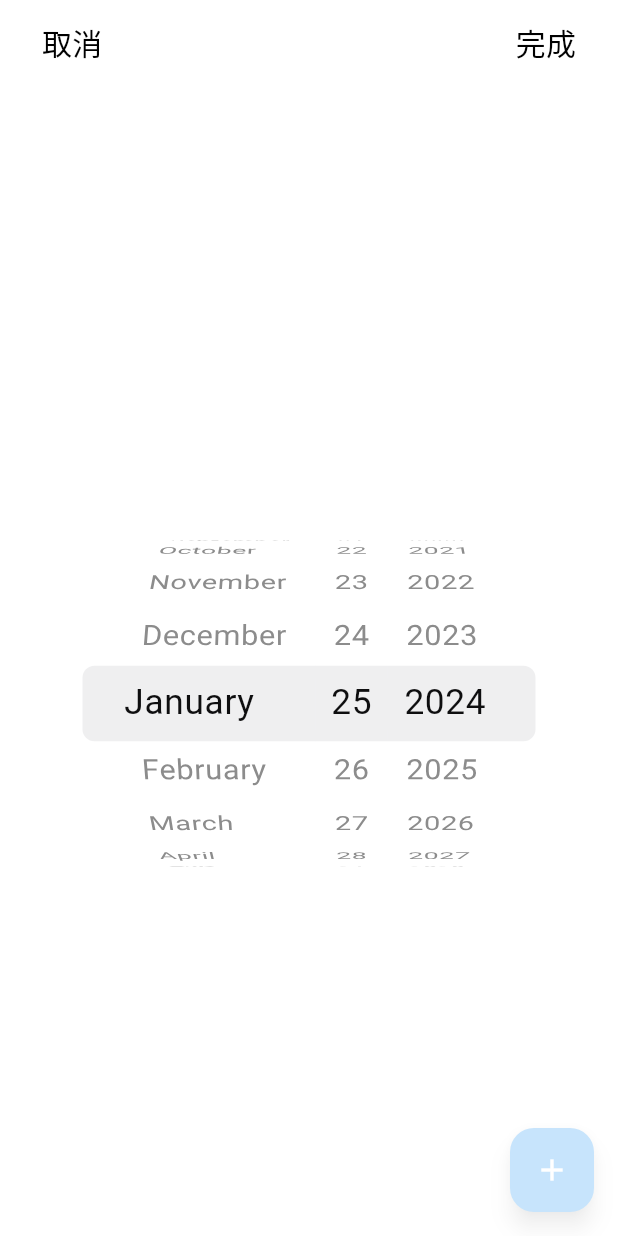
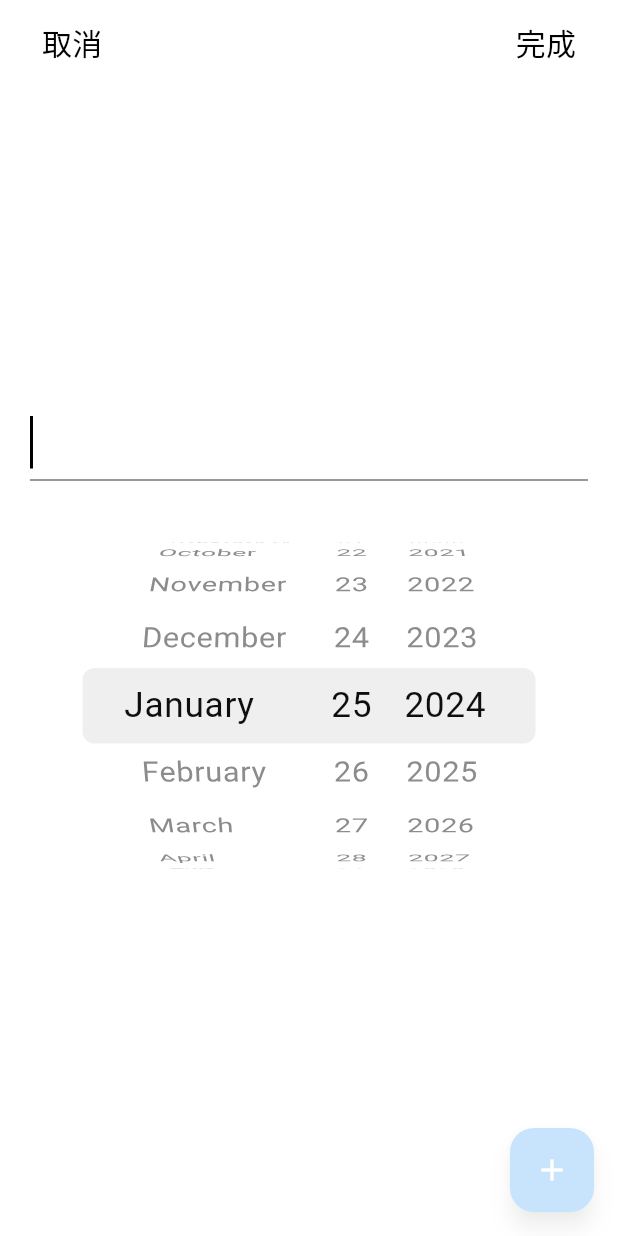
Before and after one commit to SpringHan/things_i_need, a Flutter app: the screen it shows after launch, after a tap on the "add" icon, on a phone screen of 412 x 824 dp. Run offline on Flutter 3.47's test engine with Material 3 defaults, Android fonts, the phone set to English and light mode, and no system bars; our stand-ins replace adaptive_theme.

Commit message:
Split providers out

```diff
--- a/lib/components/date_switch.dart
+++ b/lib/components/date_switch.dart
@@ -1,6 +1,6 @@
 import 'package:flutter/cupertino.dart';
 import 'package:provider/provider.dart';
-import '../components/data_provider.dart';
+import '../provider/data_provider.dart';
 
 class DateSwitch extends StatefulWidget {
   const DateSwitch({super.key});
--- a/lib/components/new_thing_input.dart
+++ b/lib/components/new_thing_input.dart
@@ -1,6 +1,6 @@
 import 'package:flutter/material.dart';
 import 'package:provider/provider.dart';
-import '../components/data_provider.dart';
+import '../provider/widgets_provider.dart';
 import '../theme/theme.dart';
 
 class NewThingInput extends StatefulWidget {
@@ -21,14 +21,37 @@ class _NewThingInput extends State<NewThingInput> {
         right: 20,
       ),
       child: TextField(
-        controller: context.watch<DataProvider>().textController,
+        controller: context.watch<WidgetsProvider>().textController,
+        style: const TextStyle(
+          fontSize: 23,
+          fontWeight: FontWeight.w500,
+        ),
+        cursorColor: inputColors.fetch(
+          item: "unfocusedColor",
+          brightness: Theme.of(context).brightness.name,
+        ),
         decoration: InputDecoration(
-          border: const UnderlineInputBorder(),
+          border: UnderlineInputBorder(
+            borderSide: BorderSide(
+              color: inputColors.fetch(
+                item: "unfocusedColor",
+                brightness: Theme.of(context).brightness.name,
+              ),
+            )
+          ),
+          focusedBorder: UnderlineInputBorder(
+            borderSide: BorderSide(
+              color: inputColors.fetch(
+                item: "focusedColor",
+                brightness: Theme.of(context).brightness.name,
+              ),
+            ),
+          ),
           suffixIcon: _showIcon
           ? IconButton(
             icon: const Icon(Icons.clear),
             onPressed: () {
-              context.read<DataProvider>().textController.clear();
+              context.read<WidgetsProvider>().textController.clear();
               setState(() {
                   _showIcon = false;
               });
@@ -41,13 +64,19 @@ class _NewThingInput extends State<NewThingInput> {
               _showIcon = text.isNotEmpty;
           });
         },
-        focusNode: context.watch<DataProvider>().textFieldFocus,
+        focusNode: context.watch<WidgetsProvider>().textFieldFocus,
       ),
     );
   }
 }
 
-final inputColors = <String, Color> {
-  "light": Colors.black,
-  "dark": Colors.white,
+final inputColors = <String, Map<String, Color>> {
+  "unfocusedColor": {
+    "light": Colors.black,
+    "dark": Colors.white,
+  },
+  "focusedColor": {
+    "light": Colors.grey.shade600,
+    "dark": Colors.grey.shade500,
+  },
 };
--- a/lib/components/things_add_button.dart
+++ b/lib/components/things_add_button.dart
@@ -1,6 +1,7 @@
 import 'package:flutter/material.dart';
 import 'package:provider/provider.dart';
-import '../components/data_provider.dart';
+import '../provider/data_provider.dart';
+import '../provider/widgets_provider.dart';
 import '../theme/theme.dart';
 
 class ThingsAddButton extends StatelessWidget {
@@ -18,10 +19,10 @@ class ThingsAddButton extends StatelessWidget {
         brightness: Theme.of(context).brightness.name,
       ),
       onPressed: () {
-        context.read<DataProvider>().addPageChange();
+        context.read<WidgetsProvider>().addPageChange();
         context.read<DataProvider>().newThingInit();
-        context.read<DataProvider>().textFieldFocus.requestFocus();
-        context.read<DataProvider>().textController.clear();
+        context.read<WidgetsProvider>().textFieldFocus.requestFocus();
+        context.read<WidgetsProvider>().textController.clear();
       },
       child: const Icon(Icons.add),
     );
--- a/lib/components/things_card.dart
+++ b/lib/components/things_card.dart
@@ -25,7 +25,7 @@ class _ThingsCardState extends State<ThingsCard> {
 
     return Container(
       width: deviceWidth * 0.94,
-      height: 75,
+      height: 72,
       margin: const EdgeInsets.only(
         bottom: 15,
       ),
--- a/lib/pages/main_page.dart
+++ b/lib/pages/main_page.dart
@@ -1,18 +1,28 @@
 import 'package:flutter/material.dart';
 
 import 'package:provider/provider.dart';
-import '../components/data_provider.dart';
+import '../provider/data_provider.dart';
+import '../provider/widgets_provider.dart';
 
 import '../components/things_list.dart';
 import '../components/things_add_button.dart';
+import '../components/clear_ticked_button.dart';
 
-class MainPage extends StatelessWidget {
+class MainPage extends StatefulWidget {
   const MainPage({super.key});
 
   @override
+  State<MainPage> createState() => _MainPage();
+}
+
+class _MainPage extends State<MainPage> {
+  @override
   Widget build(BuildContext context) {
-    return Scaffold(
+    return Stack(
+      children: [
+        Scaffold(
           appBar: AppBar(
+            key: context.read<WidgetsProvider>().appBarKey,
             title: Container(
               alignment: Alignment.center,
               child: const Text("列表"),
@@ -35,6 +45,25 @@ class MainPage extends StatelessWidget {
             },
           ),
           floatingActionButton: const ThingsAddButton(),
+        ),
+        Builder(
+          builder: (context) {
+            final height = context.watch<WidgetsProvider>().appBarHeight;
+
+            if (
+              // context.watch<DataProvider>().thingData.isEmpty
+              // ||
+              height == null) {
+              return const Text("");
+            }
+
+            return Positioned(
+              top: height * 0.5,
+              child: const ClearTickedButton(),
+            );
+          },
+        ),
+      ]
     );
   }
 }
--- a/lib/pages/page_stack.dart
+++ b/lib/pages/page_stack.dart
@@ -1,6 +1,9 @@
 import 'package:flutter/material.dart';
+
 import 'package:provider/provider.dart';
-import '../components/data_provider.dart';
+import '../provider/data_provider.dart';
+import '../provider/widgets_provider.dart';
+
 import './main_page.dart';
 import './add_page.dart';
 
@@ -12,26 +15,25 @@ class PageStack extends StatefulWidget {
 }
 
 class _PageStack extends State<PageStack> {
-  late double toTopDistance;
-
   @override
   Widget build(BuildContext context) {
-    toTopDistance = MediaQuery.of(context).size.height;
+    final screenHeight = MediaQuery.of(context).size.height;
 
     return MultiProvider(
       providers: [
         ChangeNotifierProvider(create: (_) => DataProvider()),
+        ChangeNotifierProvider(create: (_) => WidgetsProvider(),)
       ],
-      builder: (context, child) {
+      builder: (context, _) {
         return Stack(
           fit: StackFit.loose,
           alignment: Alignment.center,
           children: [
             const MainPage(),
             Positioned.fill(
-              top: context.watch<DataProvider>().usingAddPage
+              top: context.watch<WidgetsProvider>().usingAddPage
               ? 0
-              : toTopDistance,
+              : screenHeight,
               child: const AddPage()
             ),
           ],
--- a/lib/components/data_provider.dart
+++ b/lib/provider/data_provider.dart
@@ -7,20 +7,10 @@ class DataProvider extends ChangeNotifier {
     fetchStoredThings();
   }
 
-  bool usingAddPage = false;
   List<ThingData> thingData = [];
-
-  // Add Page
-  FocusNode textFieldFocus = FocusNode();
-  TextEditingController textController = TextEditingController();
 
   //The data for add_page
   (String, DateTime) newThing = ("", DateTime.now());
-
-  void addPageChange() {
-    usingAddPage = !usingAddPage;
-    notifyListeners();
-  }
 
   Future<void> addThing() async {
     final formatedDate = DateFormat("yyyy/MM/dd").format(newThing.$2);
@@ -70,8 +60,4 @@ class DataProvider extends ChangeNotifier {
     newThing = (newThing.$1, newDate);
     notifyListeners();
   }
-
-  void focusNodeDispose() {
-    textFieldFocus.dispose();
-  }
 }
--- /dev/null
+++ b/lib/provider/widgets_provider.dart
@@ -0,0 +1,21 @@
+import 'package:flutter/material.dart';
+
+class WidgetsProvider extends ChangeNotifier {
+  final GlobalKey appBarKey = GlobalKey();
+  double? appBarHeight;
+
+  bool usingAddPage = false;
+
+  // Add Page
+  FocusNode textFieldFocus = FocusNode();
+  TextEditingController textController = TextEditingController();
+
+  void addPageChange() {
+    usingAddPage = !usingAddPage;
+    notifyListeners();
+  }
+
+  // void focusNodeDispose() {
+  //   textFieldFocus.dispose();
+  // }
+}
```
Also changed, not shown: lib/components/clear_ticked_button.dart (added, +17 -0 lines), lib/pages/add_page.dart (+10 -8 lines). Lines whose indentation alone changed are shown as unchanged.
